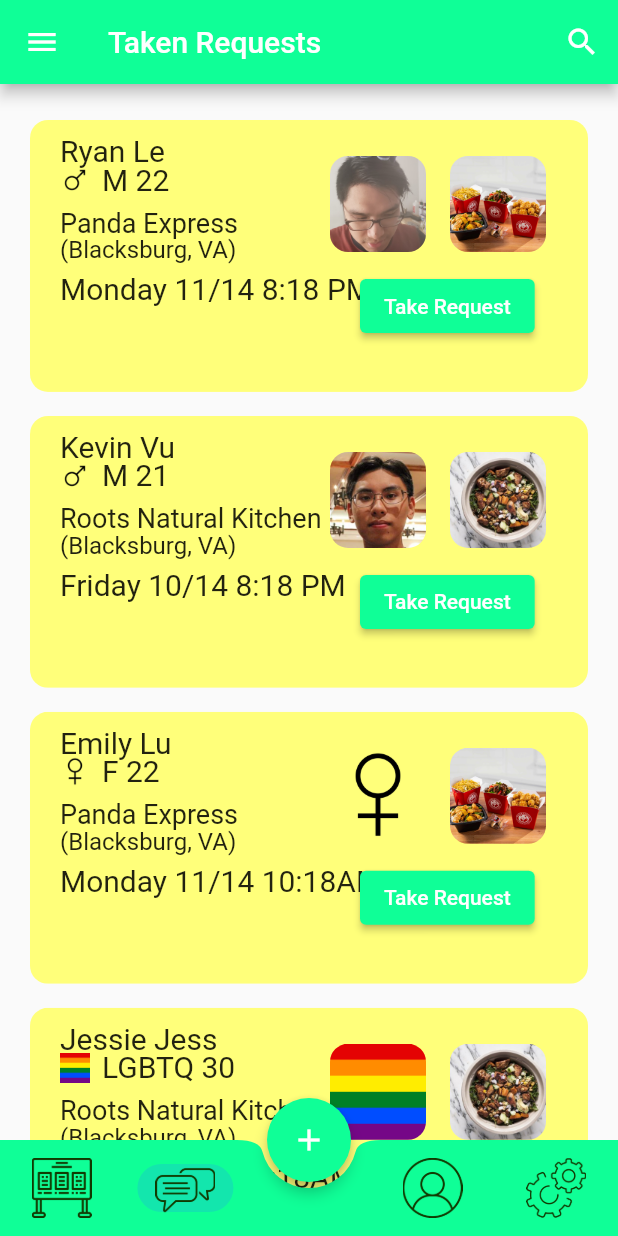
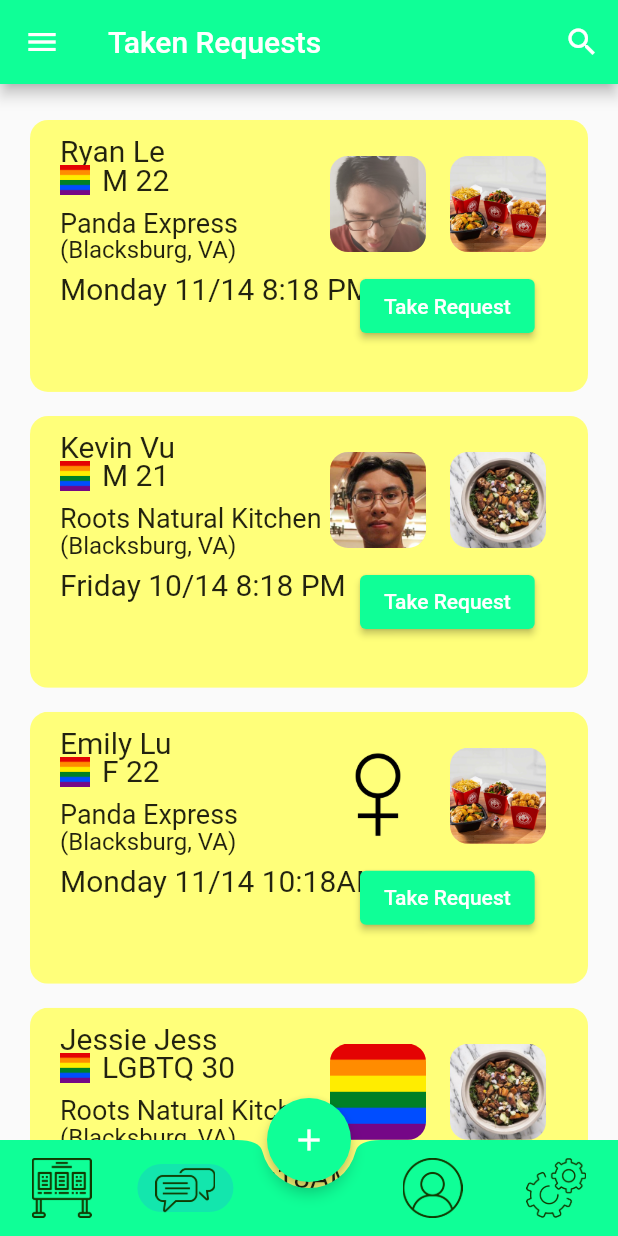
Before and after one commit to briankim18/lunchbuddy, a Flutter app: the screen it shows once a user with an empty profile is signed in, item 2 of the bottom bar chosen, on a phone screen of 412 x 824 dp. Run offline on Flutter 3.47's test engine with Material 2 defaults, Android fonts, the phone set to English and light mode, and no system bars; our stand-ins replace cloud_firestore, equatable, firebase_auth, firebase_core, flutter_bloc, geolocator and 3 more; missing offline and left inert: android_intent; accounts and stored records are empty.

Commit message:
Changed to full

```diff
--- a/lib/person.dart
+++ b/lib/person.dart
@@ -23,9 +23,9 @@ class Person {
 // Changes symbol based on gender
 genderSymbol(Person? user) {
   var g = user?.gender;
-  if (g == 'M') {
+  if (g == "Male") {
     return 'images/Male.png';
-  } else if (g == 'F') {
+  } else if (g == "Female") {
     return 'images/Female.png';
   } else {
     return 'images/LGBTQ.png';
```
